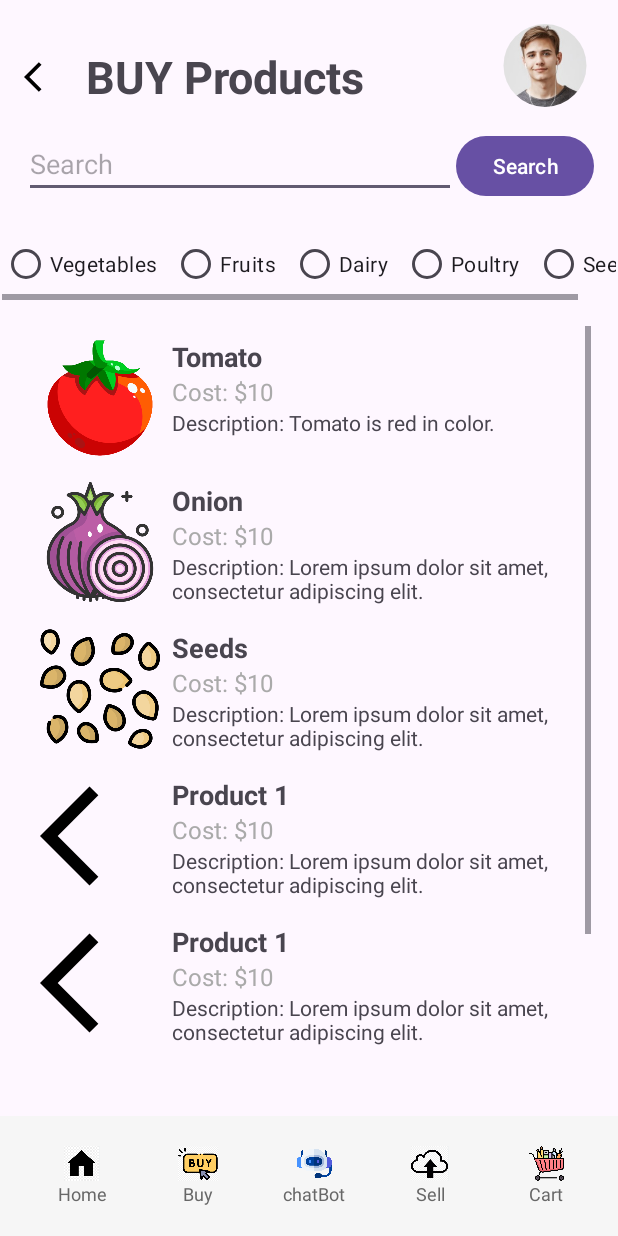
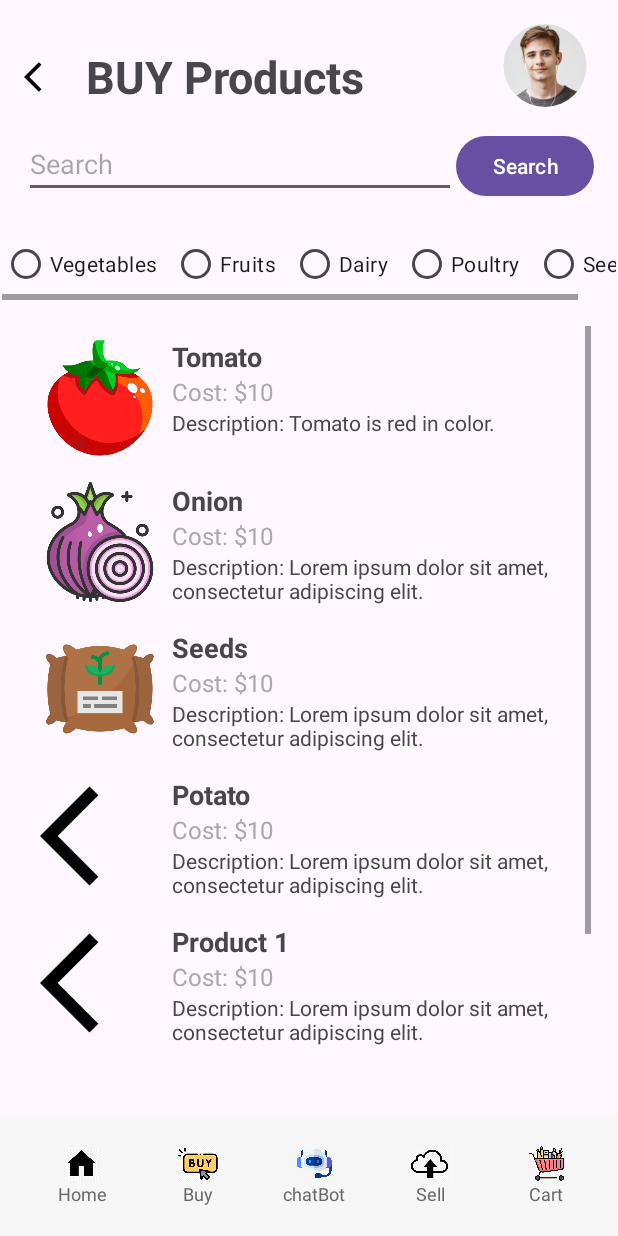
Before and after one commit to rajeev210403/FarmConnect, an Android app: the buy screen opened directly, with no data from a screen before it, on a phone screen of 412 x 824 dp. Run offline under Robolectric (Android 15) with nearby library versions, the phone set to English and light mode, and no system bars; our stand-ins replace CircleImageView.

Commit message:
frontend

```diff
--- a/Frontend/app/src/main/res/layout/activity_buy.xml
+++ b/Frontend/app/src/main/res/layout/activity_buy.xml
@@ -266,7 +266,7 @@
                         android:layout_height="80dp"
                         android:contentDescription="Product 1 Image"
                         android:scaleType="centerCrop"
-                        android:src="@drawable/seedicon" />
+                        android:src="@drawable/seed" />
 
                     <LinearLayout
                         android:layout_width="0dp"
@@ -320,7 +320,7 @@
                         <TextView
                             android:layout_width="wrap_content"
                             android:layout_height="wrap_content"
-                            android:text="Product 1"
+                            android:text="Potato"
                             android:textSize="18sp"
                             android:textStyle="bold" />
 
```
Also changed, not shown: Frontend/app/src/main/res/drawable/seed.png (added).
